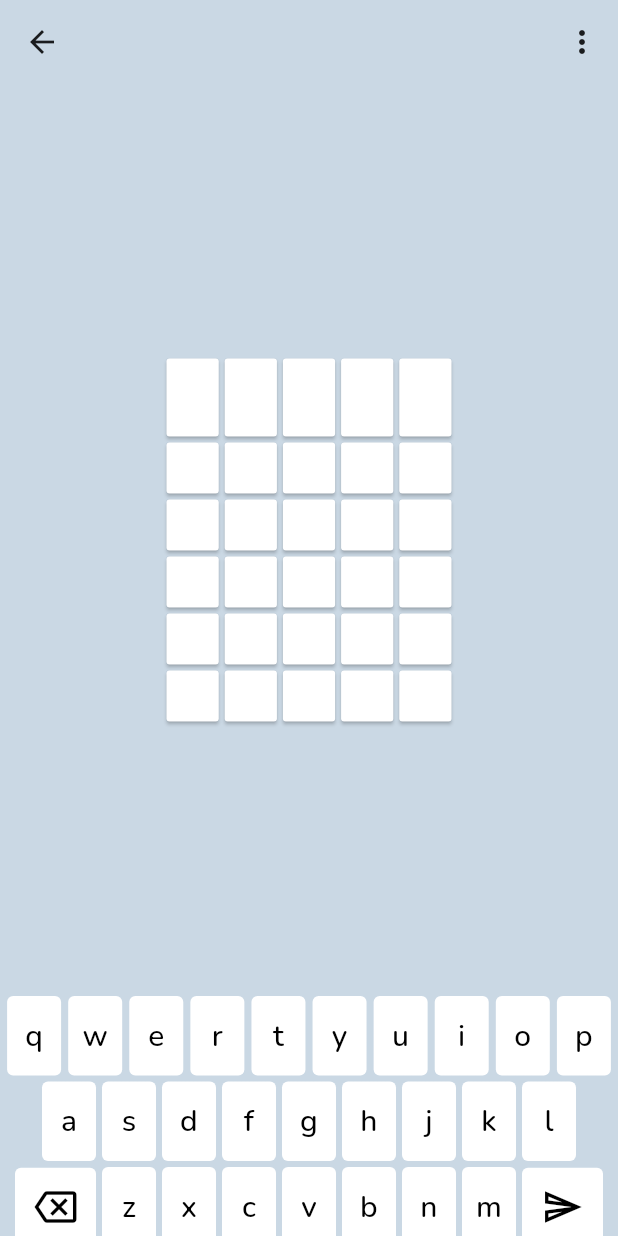
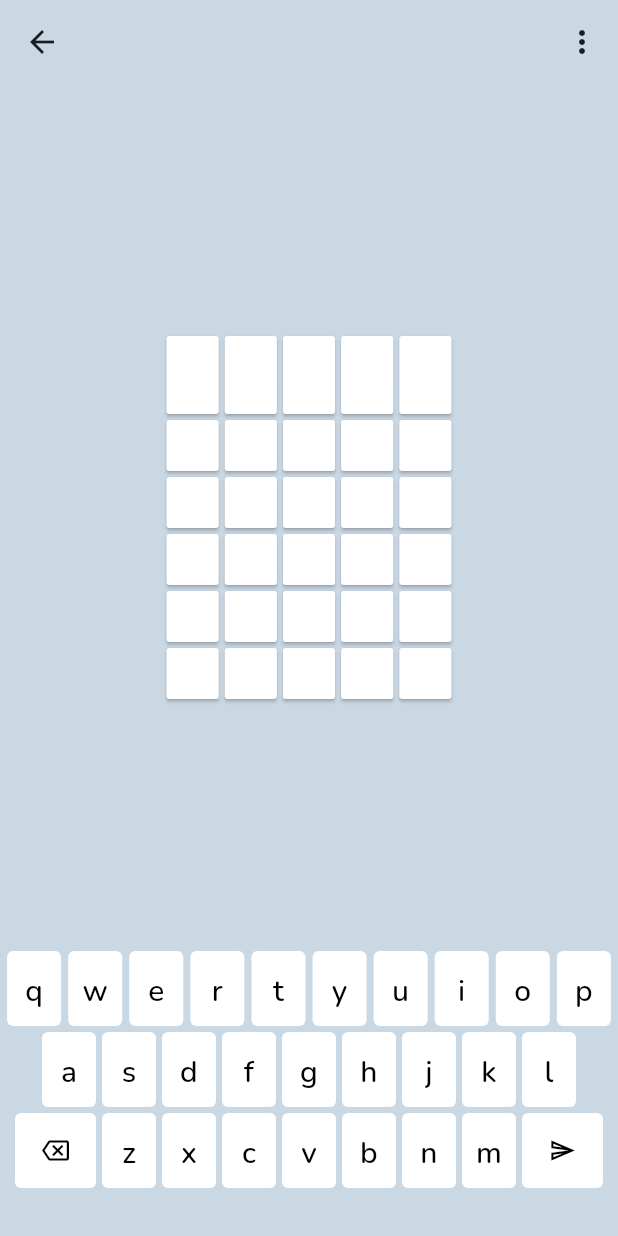
Before and after one commit to sstream17/word-game-2, a Flutter app: the Game screen opened by its route, on a phone screen of 412 x 824 dp. Run offline on Flutter 3.47's test engine with Material 3 defaults, Android fonts, the phone set to English and light mode, and no system bars; our stand-ins replace fl_chart, google_fonts, hive, hive_flutter, url_strategy; accounts and stored records are empty.

Commit message:
Increase size of keyboard keys

```diff
--- a/game/lib/controls.dart
+++ b/game/lib/controls.dart
@@ -16,7 +16,7 @@ class Controls extends StatelessWidget {
   @override
   Widget build(BuildContext context) {
     return SizedBox(
-      height: 160,
+      height: 190,
       child: Consumer<GameModel>(
         builder: (context, game, child) => game.gameOver
             ? EndGame(
--- a/game/lib/keyboard.dart
+++ b/game/lib/keyboard.dart
@@ -23,6 +23,8 @@ class Keyboard extends StatelessWidget {
     var screenWidth = MediaQuery.of(context).size.width;
     var maxWidth = min(screenWidth, 500.0);
     var keyWidth = (maxWidth - keyGap * 13) / 10;
+    var keyHeight = 50.0;
+
     return SizedBox(
       width: maxWidth,
       child: Column(
@@ -34,6 +36,7 @@ class Keyboard extends StatelessWidget {
               for (final letter in "qwertyuiop".characters)
                 SizedBox(
                   width: keyWidth,
+                  height: keyHeight,
                   child: game_key.KeyboardKey(
                     letter: letter,
                     hints: game.keyHints[letter],
@@ -51,6 +54,7 @@ class Keyboard extends StatelessWidget {
                 Row(children: [
                   SizedBox(
                     width: keyWidth,
+                    height: keyHeight,
                     child: game_key.KeyboardKey(
                       letter: letter,
                       hints: game.keyHints[letter],
@@ -68,6 +72,7 @@ class Keyboard extends StatelessWidget {
             children: [
               SizedBox(
                 width: keyWidth * 1.5,
+                height: keyHeight,
                 child: TextButton(
                   style: TextButton.styleFrom(
                     padding: const EdgeInsets.symmetric(
@@ -80,7 +85,6 @@ class Keyboard extends StatelessWidget {
                   },
                   child: const Icon(
                     Icons.backspace_outlined,
-                    size: 28,
                   ),
                 ),
               ),
@@ -89,6 +93,7 @@ class Keyboard extends StatelessWidget {
                 Row(children: [
                   SizedBox(
                     width: keyWidth,
+                    height: keyHeight,
                     child: game_key.KeyboardKey(
                       letter: letter,
                       hints: game.keyHints[letter],
@@ -100,6 +105,7 @@ class Keyboard extends StatelessWidget {
                 ]),
               SizedBox(
                 width: keyWidth * 1.5,
+                height: keyHeight,
                 child: TextButton(
                   style: TextButton.styleFrom(
                     padding: const EdgeInsets.symmetric(
@@ -112,7 +118,6 @@ class Keyboard extends StatelessWidget {
                   },
                   child: const Icon(
                     Icons.send_outlined,
-                    size: 28,
                   ),
                 ),
               ),
```
